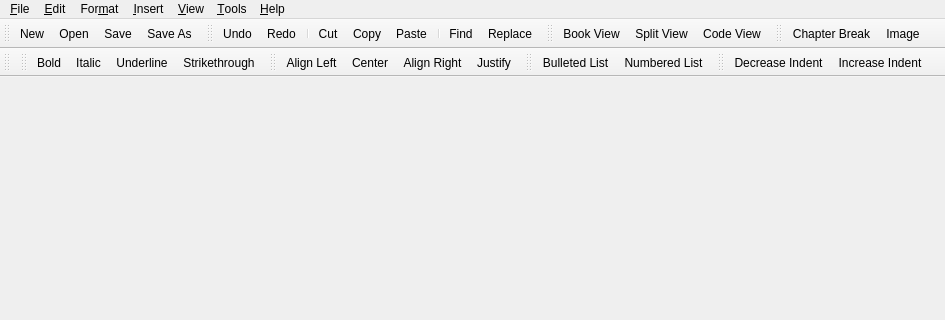
Above: src/Sigil/Form_Files/main.ui from wsw621012/siweiwangsword-sigil before the change; both pictures show x 0 to 945 and y 0 to 320 of the 945 by 721 pixel window. Below: the same form after it.
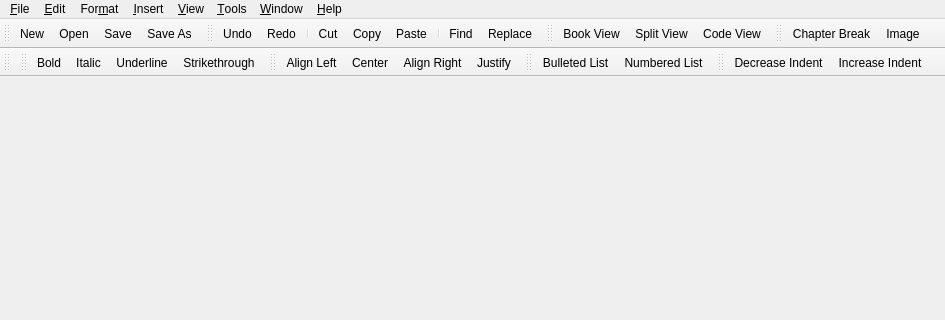
That is the form after the change. Icons and pictures are not drawn.

Commit message: Added a new "Window" menu item with new "Next Tab", "Previous Tab" and "Close Tab" actions (Fixes issue #273)

```diff
--- a/src/Sigil/Form_Files/main.ui
+++ b/src/Sigil/Form_Files/main.ui
@@ -130,12 +130,21 @@
     <addaction name="actionInsertChapterBreak"/>
     <addaction name="actionInsertImage"/>
    </widget>
+   <widget class="QMenu" name="menu_Window">
+    <property name="title">
+     <string>&amp;Window</string>
+    </property>
+    <addaction name="actionNextTab"/>
+    <addaction name="actionPreviousTab"/>
+    <addaction name="actionCloseTab"/>
+   </widget>
    <addaction name="menuFile"/>
    <addaction name="menuEdit"/>
    <addaction name="menuFormat"/>
    <addaction name="menuInsert"/>
    <addaction name="menuView"/>
    <addaction name="menuTools"/>
+   <addaction name="menu_Window"/>
    <addaction name="menuHelp"/>
   </widget>
   <widget class="QStatusBar" name="statusbar"/>
```
Left out of the diff: 24 changed lines with no effect on the pictures. The commit also changes 5 other files.
